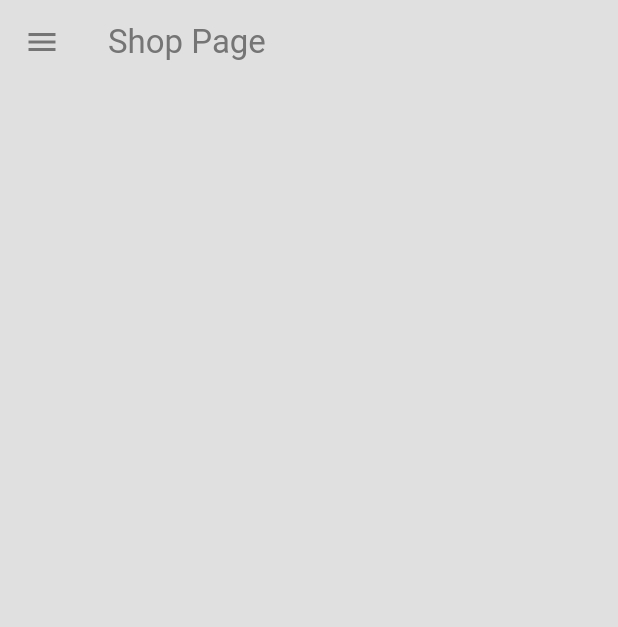
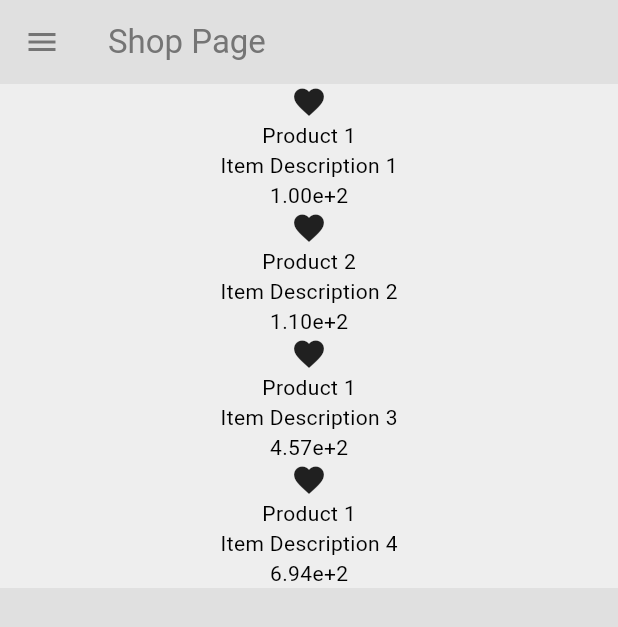
Before and after one commit to TegaEth/flutter-store-minimal, a Flutter app: the screen it shows after launch, after a tap on the "arrow forward" icon, on a phone screen of 412 x 824 dp. Shown: the top 627 px of the screen. Run offline on Flutter 3.47's test engine with Material 3 defaults, Android fonts, the phone set to English and light mode, and no system bars.

Commit message:
products are rendering on shop page

```diff
--- a/lib/components/my_product_tile.dart
+++ b/lib/components/my_product_tile.dart
@@ -8,6 +8,10 @@ class MyProductTile extends StatelessWidget {
   @override
   Widget build(BuildContext context) {
     return Container(
+      decoration: BoxDecoration(
+        color: Theme.of(context).colorScheme.primary,
+        //borderRadius: BorderRadius.circular(10),
+      ),
       child: Column(
         children: [
           //Product image
--- a/lib/main.dart
+++ b/lib/main.dart
@@ -1,11 +1,16 @@
 import 'package:flutter/material.dart';
+import 'package:flutter_chat_app/models/shop.dart';
 import 'package:flutter_chat_app/pages/shop_page.dart';
 import 'package:flutter_chat_app/themes/light_mode.dart';
+import 'package:provider/provider.dart';
 import 'pages/intro_page.dart';
 import 'pages/cart_page.dart';
 
 void main() {
-  runApp(const MyApp());
+  runApp(ChangeNotifierProvider(
+    create: (context) => Shop(),
+    child: const MyApp(),
+  ));
 }
 
 class MyApp extends StatelessWidget {
--- a/lib/models/shop.dart
+++ b/lib/models/shop.dart
@@ -1,8 +1,9 @@
+import 'package:flutter/material.dart';
 import 'package:flutter_chat_app/models/product.dart';
 
-class Shop {
+class Shop extends ChangeNotifier {
   // products for sale
-  final List<Product> shop = [
+  final List<Product> _shop = [
     Product(
       name: "Product 1",
       price: 99.99,
@@ -26,7 +27,7 @@ class Shop {
   ];
 
   // user car
-  List<Product> cart = [];
+  final List<Product> _cart = [];
 
   // get product list
   List<Product> get shop => _shop;
@@ -37,10 +38,12 @@ class Shop {
   // add item to cart
   void addToCart(Product item) {
     _cart.add(item);
+    notifyListeners();
   }
 
   // remove item from cart
   void removeFromCart(Product item) {
     _cart.remove(item);
+    notifyListeners();
   }
 }
--- a/lib/pages/shop_page.dart
+++ b/lib/pages/shop_page.dart
@@ -1,19 +1,35 @@
 import 'package:flutter/material.dart';
 import 'package:flutter_chat_app/components/my_drawer.dart';
+import 'package:flutter_chat_app/components/my_product_tile.dart';
+import 'package:flutter_chat_app/models/shop.dart';
+import 'package:provider/provider.dart';
 
 class ShopPage extends StatelessWidget {
   const ShopPage({super.key});
 
   @override
   Widget build(BuildContext context) {
+    //access products in shop
+    final products = context.watch<Shop>().shop;
+
     return Scaffold(
       appBar: AppBar(
         backgroundColor: Colors.transparent,
         foregroundColor: Theme.of(context).colorScheme.inversePrimary,
-        title: const Text("Shop Page")
+        title: const Text("Shop Page"),
       ),
 
       drawer: MyDrawer(),
+      backgroundColor: Theme.of(context).colorScheme.surface,
+      body: ListView.builder(
+        itemCount: products.length,
+        itemBuilder: (context, index) {
+        // get individual product from shop
+        final product = products[index];
+
+        //return as a product title UI
+        return MyProductTile(product: product);
+      }),
     );
   }
 }
--- a/pubspec.yaml
+++ b/pubspec.yaml
@@ -34,6 +34,7 @@ dependencies:
   # The following adds the Cupertino Icons font to your application.
   # Use with the CupertinoIcons class for iOS style icons.
   cupertino_icons: ^1.0.8
+  provider: ^6.1.5
 
 dev_dependencies:
   flutter_test:
```
Also changed, not shown: pubspec.lock.
